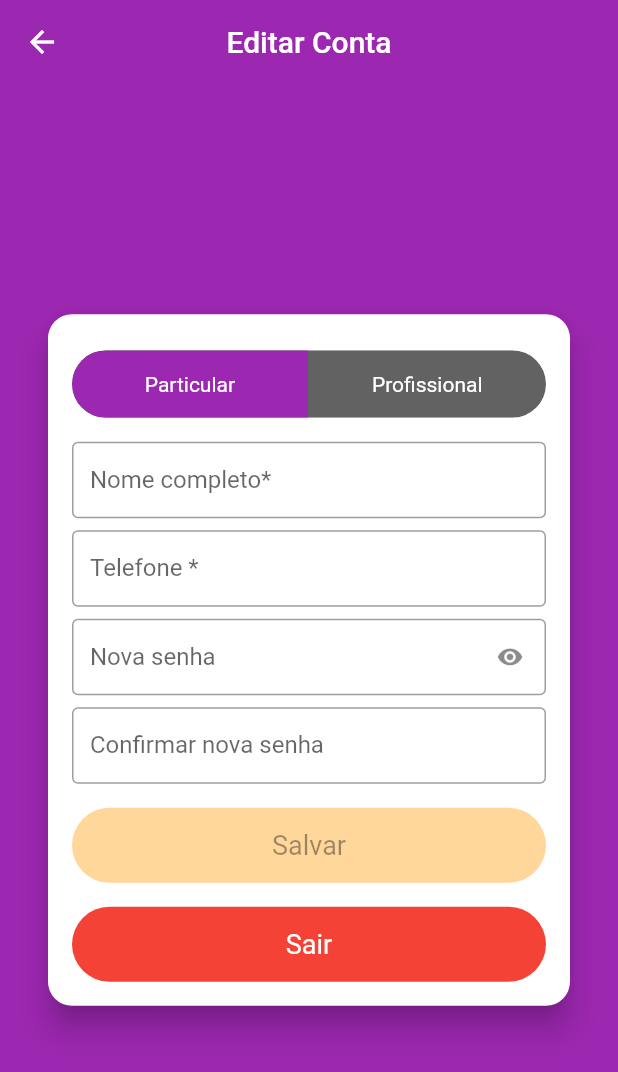
After one commit to WillTrevisol/CloneXLO, a Flutter app: the EditAccountScreen screen opened directly, after a tap on "Particular", on a phone screen of 412 x 824 dp. The commit adds this screen. Shown: the top 1072 px of the screen. Run offline on Flutter 3.47's test engine with Material 2 defaults, Android fonts, the phone set to English and light mode, and no system bars; drawn by our look-alikes of toggle_switch; our stand-ins replace brasil_fields, cached_network_image, carousel_slider, dio, flutter_mobx, flutter_native_image and 8 more; missing offline and left inert: a package; accounts and stored records are empty; generated files the repository leaves out were written again; network calls fail.

Commit message:
feat: Editing user and logout

```diff
--- /dev/null
+++ b/lib/screens/edit_account/edit_account_screen.dart
@@ -0,0 +1,147 @@
+import 'package:brasil_fields/brasil_fields.dart';
+import 'package:flutter/material.dart';
+import 'package:flutter/services.dart';
+import 'package:flutter_mobx/flutter_mobx.dart';
+import 'package:get_it/get_it.dart';
+import 'package:toggle_switch/toggle_switch.dart';
+
+import '../../stores/edit_account_store.dart';
+import '../../stores/page_store.dart';
+import '../../widgets/button/custom_button.dart';
+import '../../widgets/error_box.dart';
+
+class EditAccountScreen extends StatelessWidget {
+  EditAccountScreen({Key? key}) : super(key: key);
+
+  final EditAccountStore controller = EditAccountStore();
+
+  @override
+  Widget build(BuildContext context) {
+    return Scaffold(
+      appBar: AppBar(
+        title: const Text('Editar Conta'),
+      ),
+      body: Center(
+        child: Card(
+          child: SingleChildScrollView(
+            child: Padding(
+              padding: const EdgeInsets.all(16),
+              child: Observer(
+                builder: (_) => Column(
+                  mainAxisSize: MainAxisSize.min,
+                  crossAxisAlignment: CrossAxisAlignment.stretch,
+                  children: <Widget> [
+                    if (controller.error != null)
+                      ErrorBox(
+                        message: controller.error is String ? controller.error : '',
+                        radius: 16,
+                      ),
+                      const SizedBox(height: 8),
+                    LayoutBuilder(
+                      builder: (_, constraints) {
+                        return IgnorePointer(
+                          ignoring: controller.loading,
+                          child: ToggleSwitch(
+                            animate: true,
+                            animationDuration: 500,
+                            curve: Curves.easeOut,
+                            minHeight: 45,
+                            minWidth: constraints.biggest.width / 2.01,
+                            labels: const <String>[
+                              'Particular',
+                              'Profissional',
+                            ],
+                            inactiveFgColor: Colors.white,
+                            cornerRadius: 24,
+                            onToggle: (option) {},
+                          ),
+                        );
+                      },
+                    ),
+                    const SizedBox(height: 16),
+                    TextFormField(
+                      decoration: InputDecoration(
+                        border: const OutlineInputBorder(),
+                        isDense: true,
+                        labelText: 'Nome completo*',
+                        errorText: controller.nameError,
+                      ),
+                      enabled: !controller.loading,
+                      initialValue: controller.name,
+                      onChanged: controller.setName,
+                    ),
+                    const SizedBox(height: 8),
+                    TextFormField(
+                      decoration: InputDecoration(
+                        border: const OutlineInputBorder(),
+                        isDense: true,
+                        labelText: 'Telefone *',
+                        errorText: controller.phoneError,
+                      ),
+                      keyboardType: TextInputType.number,
+                      inputFormatters: [
+                        FilteringTextInputFormatter.digitsOnly,
+                        TelefoneInputFormatter(),
+                      ],
+                      enabled: !controller.loading,
+                      initialValue: controller.phone,
+                      onChanged: controller.setPhone,
+                    ),
+                    const SizedBox(height: 8),
+                    TextFormField(
+                      obscureText: controller.obscureText,
+                      decoration: InputDecoration(
+                        border: const OutlineInputBorder(),
+                        isDense: true,
+                        labelText: 'Nova senha',
+                        errorText: controller.passError,
+                        suffixIcon: IconButton(
+                          icon: Icon(
+                            controller.obscureText
+                              ? Icons.visibility_rounded
+                              : Icons.visibility_off_rounded,
+                          ),
+                          onPressed: controller.setObscureText,
+                        ),
+                      ),
+                      enabled: !controller.loading,
+                      onChanged: controller.setPasswaord,
+                    ),
+                    const SizedBox(height: 8),
+                    TextFormField(
+                      obscureText: controller.obscureText,
+                      decoration: InputDecoration(
+                        border: const OutlineInputBorder(),
+                        isDense: true,
+                        labelText: 'Confirmar nova senha',
+                        errorText: controller.confirmPassError,
+                      ),
+                      enabled: !controller.loading,
+                      onChanged: controller.setconfirmPassword,
+                    ),
+                    CustomButton(
+                      widget: controller.loading ? const CircularProgressIndicator(color: Colors.white) : const Text('Salvar'),
+                      borderRadius: 26,
+                      backColor: controller.buttonColor,
+                      onPressed: controller.onSendPressed
+                    ),
+                    CustomButton(
+                      widget: const Text('Sair'),
+                      borderRadius: 26,
+                      backColor: Colors.red,
+                      onPressed: () {
+                        controller.logout();
+                        GetIt.I.get<PageStore>().setPage(0);
+                        Navigator.of(context).pop();
+                      },
+                    ),
+                  ],
+                ),
+              ),
+            ),
+          ),
+        ),
+      ),
+    );
+  }
+}
--- a/lib/screens/home/widgets/ad_tile.dart
+++ b/lib/screens/home/widgets/ad_tile.dart
@@ -22,11 +22,7 @@ class AdTile extends StatelessWidget {
         height: 135,
         margin: const EdgeInsets.symmetric(horizontal: 2, vertical: 1),
         child: Card(
-          clipBehavior: Clip.antiAlias,
-          elevation: 8,
-          shape: RoundedRectangleBorder(
-            borderRadius: BorderRadius.circular(16),
-          ),
+          margin: const EdgeInsets.symmetric(horizontal: 4, vertical: 4),
           child: Row(
             children: <Widget> [
               Expanded(
--- a/lib/screens/myads/widgets/active_tile.dart
+++ b/lib/screens/myads/widgets/active_tile.dart
@@ -28,8 +28,7 @@ class ActiveTile extends StatelessWidget {
         );
       },
       child: Card(
-        clipBehavior: Clip.antiAlias,
-        elevation: 4,
+        margin: const EdgeInsets.symmetric(horizontal: 4, vertical: 4),
         child: SizedBox(
           height: 80,
           child: Row(
--- a/lib/screens/myads/widgets/pending_tile.dart
+++ b/lib/screens/myads/widgets/pending_tile.dart
@@ -19,7 +19,7 @@ class PendingTile extends StatelessWidget {
         );
       },
       child: Card(
-        clipBehavior: Clip.antiAliasWithSaveLayer,
+        margin: const EdgeInsets.symmetric(horizontal: 4, vertical: 4),
         elevation: 4,
         child: SizedBox(
           height: 80,
--- a/lib/screens/myads/widgets/sold_tile.dart
+++ b/lib/screens/myads/widgets/sold_tile.dart
@@ -14,7 +14,7 @@ class SoldTile extends StatelessWidget {
   @override
   Widget build(BuildContext context) {
     return Card(
-      clipBehavior: Clip.antiAlias,
+      margin: const EdgeInsets.symmetric(horizontal: 4, vertical: 4),
       elevation: 4,
       child: SizedBox(
         height: 80,
--- a/lib/screens/signup/signup_screen.dart
+++ b/lib/screens/signup/signup_screen.dart
@@ -147,7 +147,7 @@ class SignUpScreen extends StatelessWidget {
                               valueColor: AlwaysStoppedAnimation(Colors.white),
                             )
                             : const Text('CADASTRAR'),
-                          borderRadius: 20,
+                          borderRadius: 26,
                           backColor: controller.buttonColor,
                           onPressed: controller.signUpPressed,
                         ),
--- /dev/null
+++ b/lib/stores/edit_account_store.dart
@@ -0,0 +1,152 @@
+import 'package:flutter/material.dart';
+import 'package:get_it/get_it.dart';
+import 'package:mobx/mobx.dart';
+
+import '../models/user.dart';
+import '../repositories/user_repository.dart';
+import 'user_manager_store.dart';
+part 'edit_account_store.g.dart';
+
+// ignore: library_private_types_in_public_api
+class EditAccountStore = _EditAccountStoreBase with _$EditAccountStore;
+
+abstract class _EditAccountStoreBase with Store {
+
+  _EditAccountStoreBase() {
+    user = userController.user!;
+
+    userType = user.type;
+    name = user.name;
+    phone = user.phone;
+  }
+
+  late User user;
+
+
+  final UserManagerStore userController = GetIt.I.get<UserManagerStore>();
+
+  @observable
+  UserType? userType = UserType.particular;
+
+  @action
+  void setUserType(int value) => userType = UserType.values[value];
+
+  @observable
+  String name = '';
+
+  @action
+  void setName(String value) => name = value;
+
+  @computed
+  bool get nameValid => name.isNotEmpty && name.length >= 6;
+  String? get nameError {
+    if (nameValid || name.isEmpty) {
+      return null;
+    }
+
+    return 'Digite seu nome completo';
+  }
+
+  @observable
+  String phone = '';
+
+  @action
+  void setPhone(String value) => phone = value;
+
+  @computed
+  bool get phoneValid => phone.isNotEmpty && phone.length >= 14;
+  String? get phoneError {
+    if (phoneValid || phone.isEmpty) {
+      return null;
+    }
+
+    return 'Telefone inválido';
+  }
+
+  @observable
+  String password = '';
+
+  @action
+  void setPasswaord(String value) => password = value;
+
+  @computed
+  bool get passValid => password.isEmpty || password.length >= 6;
+  String? get passError {
+    if (passValid || password.isEmpty) {
+      return null;
+    }
+
+    return 'Senha muito curta';
+  }
+
+  @observable
+  String confirmPassword = '';
+
+  @action
+  void setconfirmPassword(String value) => confirmPassword = value;
+
+  @computed
+  bool get confirmPassValid => confirmPassword == password;
+  String? get confirmPassError {
+    if (confirmPassValid) {
+      return null;
+    }
+
+    return 'Senhas não são iguais';
+  }
+
+  @observable
+  bool obscureText = true;
+
+  @action
+  void setObscureText() => obscureText = !obscureText;
+
+  bool get isFormValid => nameValid && phoneValid && passValid && confirmPassValid;
+
+  @computed
+  VoidCallback? get onSendPressed =>  (isFormValid && !loading) ? _send : null;
+
+  @computed
+  Color get buttonColor => (isFormValid && !loading) ? Colors.orange : Colors.orange.withAlpha(100);
+
+  @observable
+  bool loading = false;
+
+  @action
+  void setLoading(bool value) => loading = value;
+
+  @observable
+  dynamic error;
+
+  @action
+  void setError(dynamic value) => error = value;
+
+  Future<void> _send() async {
+    setLoading(true);
+    setError(null);
+
+    user.name = name;
+    user.phone = phone;
+    user.type = user.type;
+
+    if (password.isNotEmpty) {
+      user.password = password;
+    }
+
+    user.password == null;
+    try {
+      await UserRepository().save(user);
+      userController.setUser(user);
+    } catch (e) {
+      setError(e);
+    }
+
+    setLoading(false);
+  }
+
+  Future<void> logout() async {
+
+    await userController.logout();
+
+  }
+}
--- a/lib/stores/login_store.dart
+++ b/lib/stores/login_store.dart
@@ -53,6 +53,7 @@ abstract class _LoginStoreBase with Store {
 
   Future<void> _login() async {
     setLoading(true);
+    setError(null);
 
     try {
       final user = await UserRepository().loginEmail(email, password);
--- a/lib/stores/user_manager_store.dart
+++ b/lib/stores/user_manager_store.dart
@@ -28,4 +28,9 @@ abstract class _UserManagerStore with Store {
     setUser(user);
   }
 
+  Future<void> logout() async {
+    await UserRepository().logout();
+    setUser(null);
+  }
+
 }
--- a/lib/widgets/drawer/custom_drawer_header.dart
+++ b/lib/widgets/drawer/custom_drawer_header.dart
@@ -63,7 +63,7 @@ class CustomDrawerHeader extends StatelessWidget {
         if (!userStore.isLoggedIn) {
           Navigator.of(context).pop();
           Navigator.of(context)
-              .push(MaterialPageRoute(builder: (_) => LoginScreen()));
+              .push(MaterialPageRoute(builder: (_) => const LoginScreen()));
         }
       },
     );
--- a/pubspec.yaml
+++ b/pubspec.yaml
@@ -32,6 +32,7 @@ dependencies:
   smooth_page_indicator: ^1.0.0+2
   readmore: ^2.2.0
   url_launcher: ^6.1.5
+  toggle_switch: ^2.0.1
 
 dev_dependencies:
   flutter_test:
```
Also changed, not shown: lib/main.dart (+8 -0 lines), lib/repositories/user_repository.dart (+53 -1 lines), lib/screens/account/account_screen.dart (+15 -9 lines), lib/screens/login/login_screen.dart (+21 -3 lines), lib/stores/edit_account_store.g.dart (added).
